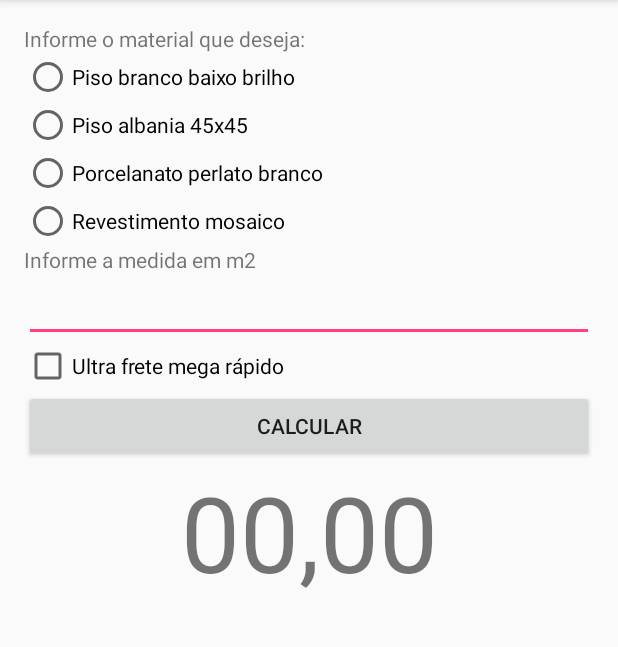
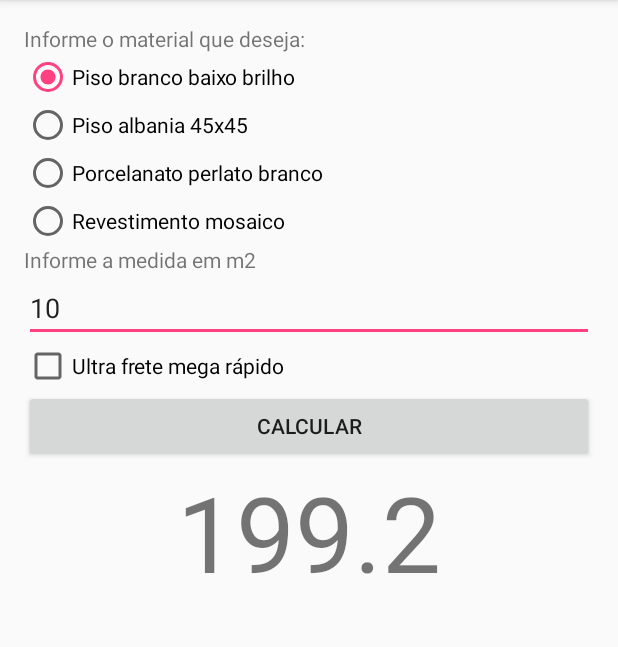
Before and after one commit to euvalentina/Orcamento, an Android app: the screen it shows after launch (MainActivity), after a tap on "CALCULAR", on a phone screen of 412 x 824 dp, the part 84-731 px from its top. Run offline under Robolectric (Android 15) with nearby library versions, the phone set to English and light mode, and no system bars.

Commit message:
validação do editText se está vazio e calculado novamente o valor total

```diff
--- a/app/src/main/java/br/com/fiap/nac01/rm77136/orcamento/MainActivity.java
+++ b/app/src/main/java/br/com/fiap/nac01/rm77136/orcamento/MainActivity.java
@@ -53,6 +53,13 @@ public class MainActivity extends AppCompatActivity {
         }
 
 
+        int m = Integer.parseInt(metros.getText().toString());
+        valor = valor*(m^2);
+
+        if (metros.equals("")){
+            Toast.makeText(this, R.string.informe4, Toast.LENGTH_SHORT).show();
+        }
+        txtResultado.setText(String.valueOf(valor));
 
 
         if (frete.isChecked()){
--- a/app/src/main/res/layout/activity_main.xml
+++ b/app/src/main/res/layout/activity_main.xml
@@ -25,7 +25,8 @@
             android:layout_width="match_parent"
             android:layout_height="wrap_content"
             android:id="@+id/pisoBranco"
-            android:text="@string/pisoBranco"/>
+            android:text="@string/pisoBranco"
+            android:checked="true" />
 
         <RadioButton
             android:layout_width="match_parent"
@@ -55,7 +56,8 @@
     <EditText
         android:layout_width="match_parent"
         android:layout_height="wrap_content"
-        android:id="@+id/metros"/>
+        android:id="@+id/metros"
+        android:text="10" />
 
     <CheckBox
         android:layout_width="match_parent"
--- a/app/src/main/res/values/strings.xml
+++ b/app/src/main/res/values/strings.xml
@@ -11,4 +11,5 @@
     <string name="selecione">Selecione uma opção</string>
     <string name="selecionar">Selecione uma opção</string>
     <string name="informe3">informe uma opção</string>
+    <string name="informe4">Informe os m</string>
 </resources>
```
